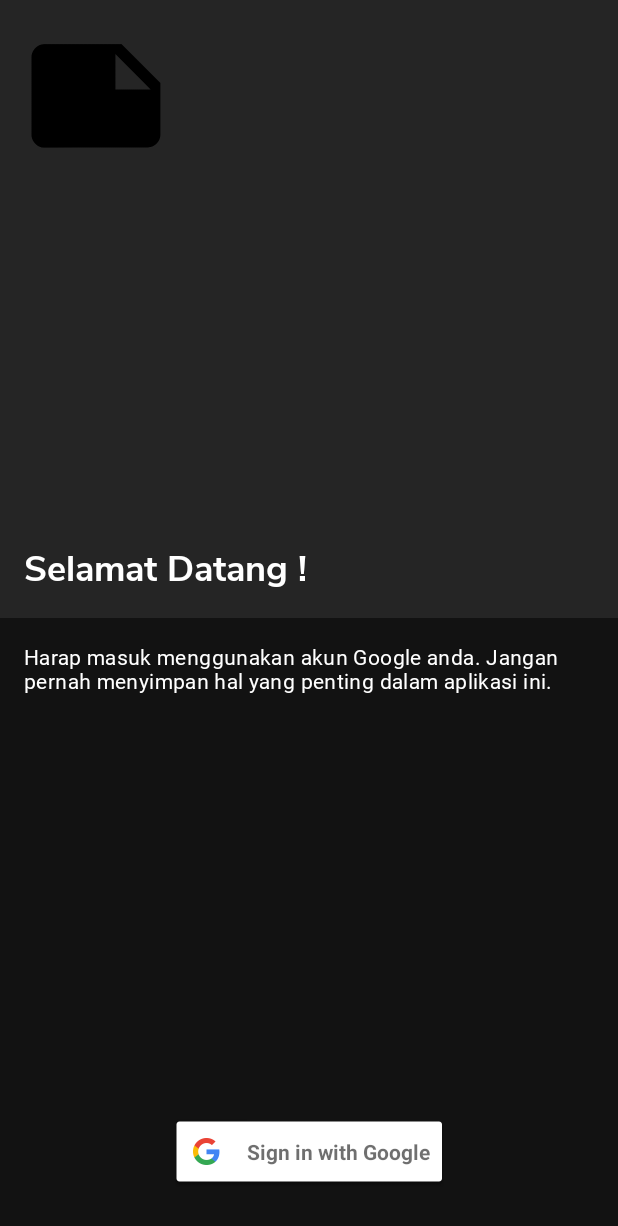
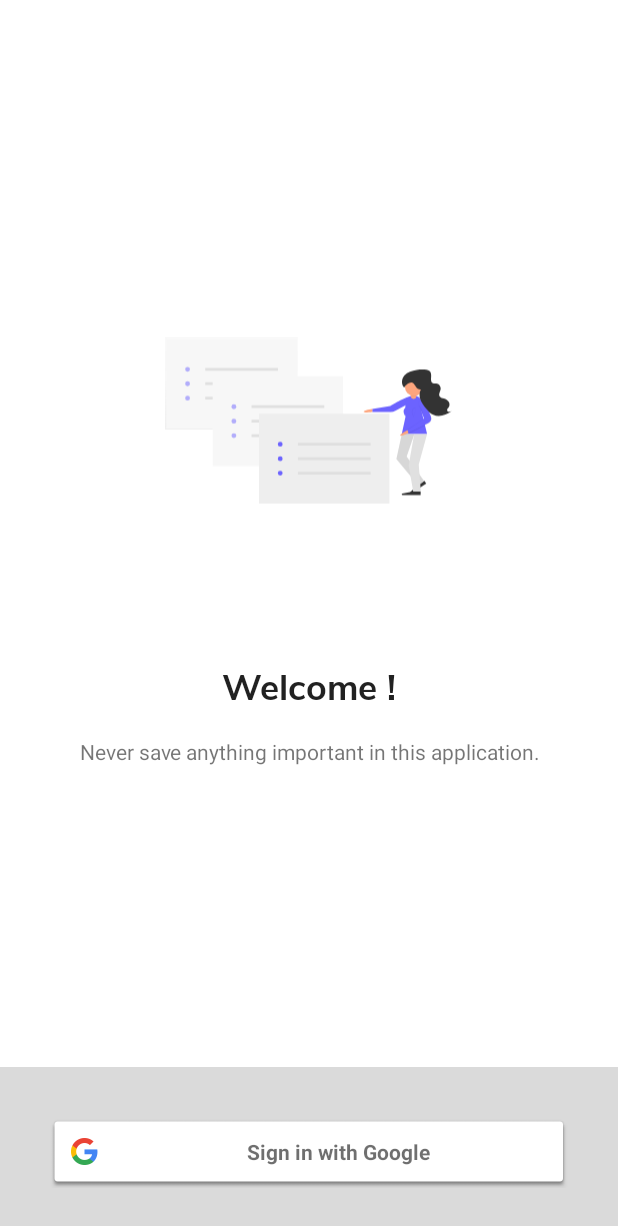
Before and after one commit to stefanusj/NotesMe, an Android app: the screen it shows after launch (MainActivity), on a phone screen of 412 x 824 dp. Shown: the top 1226 px of the screen. Run offline under Robolectric (Android 15) with nearby library versions, the phone set to English and light mode, and no system bars; our stand-ins replace data binding; 5 statements that could not run were skipped.

Commit message:
Remodel login screen

```diff
--- a/app/src/main/java/com/stefanusj/notesme/NotesMe.kt
+++ b/app/src/main/java/com/stefanusj/notesme/NotesMe.kt
@@ -1,17 +1,12 @@
 package com.stefanusj.notesme
 
 import android.app.Application
-import androidx.appcompat.app.AppCompatDelegate
 import com.stefanusj.notesme.di.appModule
-import com.stefanusj.notesme.repository.DarkModeThemeRepository
-import org.koin.android.ext.android.inject
 import org.koin.android.ext.koin.androidContext
 import org.koin.android.ext.koin.androidLogger
 import org.koin.core.context.startKoin
 
 class NotesMe : Application() {
-
-	private val darkModeThemeRepository: DarkModeThemeRepository by inject()
 
 	override fun onCreate() {
 		super.onCreate()
@@ -20,8 +15,5 @@ class NotesMe : Application() {
 			androidContext(this@NotesMe)
 			modules(appModule)
 		}
-
-//		AppCompatDelegate.setDefaultNightMode(AppCompatDelegate.MODE_NIGHT_NO)
-		AppCompatDelegate.setDefaultNightMode(AppCompatDelegate.MODE_NIGHT_YES)
 	}
 }
--- a/app/src/main/java/com/stefanusj/notesme/activity/SplashActivity.kt
+++ b/app/src/main/java/com/stefanusj/notesme/activity/SplashActivity.kt
@@ -3,11 +3,21 @@ package com.stefanusj.notesme.activity
 import android.content.Intent
 import android.os.Bundle
 import androidx.appcompat.app.AppCompatActivity
+import androidx.appcompat.app.AppCompatDelegate
+import androidx.lifecycle.observe
+import com.stefanusj.notesme.repository.AppRepository
+import org.koin.android.ext.android.inject
 
 class SplashActivity: AppCompatActivity() {
 
+	private val repository: AppRepository by inject()
+
 	override fun onCreate(savedInstanceState: Bundle?) {
 		super.onCreate(savedInstanceState)
+
+		repository.darkModeTheme.mode.observe(this) {
+			AppCompatDelegate.setDefaultNightMode(it.mode)
+		}
 
 		Intent(this, MainActivity::class.java).also {
 			startActivity(it)
--- a/app/src/main/java/com/stefanusj/notesme/adapter/BindingAdapters.kt
+++ b/app/src/main/java/com/stefanusj/notesme/adapter/BindingAdapters.kt
@@ -15,7 +15,11 @@ import java.util.*
 
 @BindingAdapter("avatar")
 fun avatar(view: ImageView, url: Uri?) {
-	view.load(url)
+	url.toString()
+		.replace("s96-c", "s512-c", true)
+		.also {
+			view.load(it)
+		}
 }
 
 @BindingAdapter("color")
--- a/app/src/main/java/com/stefanusj/notesme/adapter/NoteAdapter.kt
+++ b/app/src/main/java/com/stefanusj/notesme/adapter/NoteAdapter.kt
@@ -8,7 +8,7 @@ import androidx.recyclerview.widget.ListAdapter
 import androidx.recyclerview.widget.RecyclerView
 import com.stefanusj.notesme.databinding.NoteAddItemBinding
 import com.stefanusj.notesme.databinding.NoteItemBinding
-import com.stefanusj.notesme.model.Note
+import com.stefanusj.notesme.repository.model.Note
 import com.stefanusj.notesme.ui.note.NoteFragmentDirections
 
 class NoteAdapter: ListAdapter<Note, RecyclerView.ViewHolder>(DIFF_CALLBACK) {
--- a/app/src/main/java/com/stefanusj/notesme/helper/Validator.kt
+++ b/app/src/main/java/com/stefanusj/notesme/helper/Validator.kt
@@ -1,7 +1,7 @@
 package com.stefanusj.notesme.helper
 
 import com.stefanusj.notesme.R
-import com.stefanusj.notesme.model.Validation
+import com.stefanusj.notesme.repository.model.Validation
 
 object Validator {
 
--- a/app/src/main/java/com/stefanusj/notesme/repository/AppRepository.kt
+++ b/app/src/main/java/com/stefanusj/notesme/repository/AppRepository.kt
@@ -15,7 +15,7 @@ import com.google.firebase.ktx.Firebase
 import com.google.firebase.storage.FirebaseStorage
 import com.google.firebase.storage.ktx.storage
 import com.stefanusj.notesme.NotesMe
-import com.stefanusj.notesme.model.Note
+import com.stefanusj.notesme.repository.model.Note
 import kotlinx.coroutines.Dispatchers.Default
 import kotlinx.coroutines.Dispatchers.IO
 import kotlinx.coroutines.tasks.await
--- a/app/src/main/java/com/stefanusj/notesme/repository/DarkModeThemeRepository.kt
+++ b/app/src/main/java/com/stefanusj/notesme/repository/DarkModeThemeRepository.kt
@@ -6,7 +6,7 @@ import androidx.core.content.edit
 import androidx.lifecycle.LiveData
 import androidx.lifecycle.MutableLiveData
 import com.stefanusj.notesme.R
-import com.stefanusj.notesme.model.DarkModeTheme
+import com.stefanusj.notesme.repository.model.DarkModeTheme
 import org.koin.core.KoinComponent
 import org.koin.core.inject
 import org.koin.core.parameter.parametersOf
--- a/app/src/main/java/com/stefanusj/notesme/model/DarkModeTheme.kt
+++ b/app/src/main/java/com/stefanusj/notesme/repository/model/DarkModeTheme.kt
@@ -1,4 +1,4 @@
-package com.stefanusj.notesme.model
+package com.stefanusj.notesme.repository.model
 
 import androidx.annotation.DrawableRes
 
--- a/app/src/main/java/com/stefanusj/notesme/model/Note.kt
+++ b/app/src/main/java/com/stefanusj/notesme/repository/model/Note.kt
@@ -1,4 +1,4 @@
-package com.stefanusj.notesme.model
+package com.stefanusj.notesme.repository.model
 
 import com.google.firebase.firestore.Exclude
 
--- a/app/src/main/java/com/stefanusj/notesme/model/Validation.kt
+++ b/app/src/main/java/com/stefanusj/notesme/repository/model/Validation.kt
@@ -1,4 +1,4 @@
-package com.stefanusj.notesme.model
+package com.stefanusj.notesme.repository.model
 
 data class Validation(
 	val isValid: Boolean,
--- a/app/src/main/java/com/stefanusj/notesme/ui/BaseViewModel.kt
+++ b/app/src/main/java/com/stefanusj/notesme/ui/BaseViewModel.kt
@@ -7,8 +7,8 @@ import com.stefanusj.notesme.NotesMe
 import com.stefanusj.notesme.R
 import com.stefanusj.notesme.helper.Event
 import com.stefanusj.notesme.helper.ValidationException
-import com.stefanusj.notesme.model.Validation
 import com.stefanusj.notesme.repository.AppRepository
+import com.stefanusj.notesme.repository.model.Validation
 import kotlinx.coroutines.Job
 import kotlinx.coroutines.launch
 import org.koin.core.KoinComponent
--- a/app/src/main/java/com/stefanusj/notesme/ui/note/NoteViewModel.kt
+++ b/app/src/main/java/com/stefanusj/notesme/ui/note/NoteViewModel.kt
@@ -8,7 +8,7 @@ import androidx.lifecycle.LiveData
 import androidx.lifecycle.MutableLiveData
 import androidx.lifecycle.OnLifecycleEvent
 import androidx.navigation.findNavController
-import com.stefanusj.notesme.model.Note
+import com.stefanusj.notesme.repository.model.Note
 import com.stefanusj.notesme.ui.BaseViewModel
 
 class NoteViewModel(application: Application): BaseViewModel(application) {
--- /dev/null
+++ b/app/src/main/res/drawable/ic_undraw_notes.xml
@@ -0,0 +1,188 @@
+<vector xmlns:android="http://schemas.android.com/apk/res/android"
+    xmlns:aapt="http://schemas.android.com/aapt"
+    android:width="200dp"
+    android:height="115.81571dp"
+    android:viewportWidth="910.74"
+    android:viewportHeight="527.39">
+    <path
+        android:fillAlpha="0.5"
+        android:pathData="M0,0h419.96v290.83h-419.96z"
+        android:strokeAlpha="0.5">
+        <aapt:attr name="android:fillColor">
+            <gradient
+                android:endX="209.98"
+                android:endY="0"
+                android:startX="209.98"
+                android:startY="290.83"
+                android:type="linear">
+                <item
+                    android:color="#3F808080"
+                    android:offset="0" />
+                <item
+                    android:color="#1E808080"
+                    android:offset="0.54" />
+                <item
+                    android:color="#19808080"
+                    android:offset="1" />
+            </gradient>
+        </aapt:attr>
+    </path>
+    <path
+        android:fillColor="#f7f7f7"
+        android:pathData="M4.34,4.34h412.36v283.23h-412.36z" />
+    <path
+        android:fillAlpha="0.5"
+        android:fillColor="#6c63ff"
+        android:pathData="M71.35,100.38m-7.6,0a7.6,7.6 0,1 1,15.2 0a7.6,7.6 0,1 1,-15.2 0"
+        android:strokeAlpha="0.5" />
+    <path
+        android:fillAlpha="0.5"
+        android:fillColor="#6c63ff"
+        android:pathData="M71.35,145.96m-7.6,0a7.6,7.6 0,1 1,15.2 0a7.6,7.6 0,1 1,-15.2 0"
+        android:strokeAlpha="0.5" />
+    <path
+        android:fillAlpha="0.5"
+        android:fillColor="#6c63ff"
+        android:pathData="M71.35,191.53m-7.6,0a7.6,7.6 0,1 1,15.2 0a7.6,7.6 0,1 1,-15.2 0"
+        android:strokeAlpha="0.5" />
+    <path
+        android:fillColor="#e0e0e0"
+        android:pathData="M127.24,96.04h230.06v8.68h-230.06z" />
+    <path
+        android:fillColor="#e0e0e0"
+        android:pathData="M127.24,141.61h230.06v8.68h-230.06z" />
+    <path
+        android:fillColor="#e0e0e0"
+        android:pathData="M127.24,187.19h230.06v8.68h-230.06z" />
+    <path
+        android:fillAlpha="0.5"
+        android:pathData="M146.5,118.28h419.96v290.83h-419.96z"
+        android:strokeAlpha="0.5" />
+    <path
+        android:fillColor="#f7f7f7"
+        android:pathData="M150.84,122.62h412.36v283.23h-412.36z" />
+    <path
+        android:fillAlpha="0.5"
+        android:fillColor="#6c63ff"
+        android:pathData="M217.85,218.66m-7.6,0a7.6,7.6 0,1 1,15.2 0a7.6,7.6 0,1 1,-15.2 0"
+        android:strokeAlpha="0.5" />
+    <path
+        android:fillAlpha="0.5"
+        android:fillColor="#6c63ff"
+        android:pathData="M217.85,264.24m-7.6,0a7.6,7.6 0,1 1,15.2 0a7.6,7.6 0,1 1,-15.2 0"
+        android:strokeAlpha="0.5" />
+    <path
+        android:fillAlpha="0.5"
+        android:fillColor="#6c63ff"
+        android:pathData="M217.85,309.82m-7.6,0a7.6,7.6 0,1 1,15.2 0a7.6,7.6 0,1 1,-15.2 0"
+        android:strokeAlpha="0.5" />
+    <path
+        android:fillColor="#e0e0e0"
+        android:pathData="M273.73,214.32h230.06v8.68h-230.06z" />
+    <path
+        android:fillColor="#e0e0e0"
+        android:pathData="M273.73,259.9h230.06v8.68h-230.06z" />
+    <path
+        android:fillColor="#e0e0e0"
+        android:pathData="M273.73,305.47h230.06v8.68h-230.06z" />
+    <path
+        android:fillAlpha="0.5"
+        android:pathData="M293,236.57h419.96v290.83h-419.96z"
+        android:strokeAlpha="0.5" />
+    <path
+        android:fillColor="#eee"
+        android:pathData="M297.34,240.91h412.36v283.23h-412.36z" />
+    <path
+        android:fillColor="#6c63ff"
+        android:pathData="M364.35,336.94m-7.6,0a7.6,7.6 0,1 1,15.2 0a7.6,7.6 0,1 1,-15.2 0" />
+    <path
+        android:fillColor="#6c63ff"
+        android:pathData="M364.35,382.52m-7.6,0a7.6,7.6 0,1 1,15.2 0a7.6,7.6 0,1 1,-15.2 0" />
+    <path
+        android:fillColor="#6c63ff"
+        android:pathData="M364.35,428.1m-7.6,0a7.6,7.6 0,1 1,15.2 0a7.6,7.6 0,1 1,-15.2 0" />
+    <path
+        android:fillColor="#dfdfdf"
+        android:pathData="M420.23,332.6h230.06v8.68h-230.06z" />
+    <path
+        android:fillColor="#dfdfdf"
+        android:pathData="M420.23,378.18h230.06v8.68h-230.06z" />
+    <path
+        android:fillColor="#dfdfdf"
+        android:pathData="M420.23,423.76h230.06v8.68h-230.06z" />
+    <path
+        android:fillColor="#333"
+        android:pathData="M820.15,452.27l-20.89,13.66 -24.08,23.09a2.37,2.37 0,0 0,-0.34 3h0a2.37,2.37 0,0 0,3.28 0.69l48,-31.36Z" />
+    <path
+        android:fillColor="#6c63ff"
+        android:pathData="M776.98,205.1l-48.29,26.51a31.36,31.36 0,0 1,-15.09 3.87L655.44,235.48L655.44,225.7l57.51,-9.77S778.07,175.8 782.37,188.82 776.98,205.1 776.98,205.1Z" />
+    <path
+        android:fillColor="#6c63ff"
+        android:pathData="M828.85,304.94L748.7,304.94l12,-55.34c0,-30.12 -6,-65.89 24.13,-65.89h0c30.12,0 26.87,20.58 26.87,50.69Z" />
+    <path
+        android:fillColor="#fda57d"
+        android:pathData="M777.61,162.68h17.08a0,0 0,0 1,0 0v23.67a7.87,7.87 0,0 1,-7.87 7.87h-1.34a7.87,7.87 0,0 1,-7.87 -7.87V162.68A0,0 0,0 1,777.61 162.68Z" />
+    <path
+        android:fillColor="#e0e0e0"
+        android:pathData="M748.7,304.82l-17.08,78.84l69.64,84.1l18.39,-14.45l-55.41,-77.53l24.54,-70.96l-40.08,0z" />
+    <path
+        android:fillAlpha="0.04"
+        android:fillColor="#FF000000"
+        android:pathData="M748.7,304.82l-17.08,78.84l69.64,84.1l18.39,-14.45l-55.41,-77.53l24.54,-70.96l-40.08,0z"
+        android:strokeAlpha="0.04" />
+    <path
+        android:fillColor="#e0e0e0"
+        android:pathData="M788.12,304.82l-17.65,98.86l14.39,82.47l24.11,0l-6.57,-85.4l26.45,-95.93l-40.73,0z" />
+    <path
+        android:fillColor="#6c63ff"
+        android:pathData="M770.47,219.21" />
+    <path
+        android:fillAlpha="0.05"
+        android:fillColor="#FF000000"
+        android:pathData="M817.13,257.19l-53.17,38 4.34,7.6 62.16,-31.53a16.69,16.69 0,0 0,8.24 -20.32C831.29,229.44 817.13,257.19 817.13,257.19Z"
+        android:strokeAlpha="0.05" />
+    <path
+        android:fillAlpha="0.05"
+        android:fillColor="#FF000000"
+        android:pathData="M802.83,213.42 L820.37,258.27 766.13,289.7l5.43,14.11 62.16,-31.53a16.69,16.69 0,0 0,8.24 -20.32c-7.41,-21.47 -22.72,-59.41 -35.71,-50.49A10,10 0,0 0,802.83 213.42Z"
+        android:strokeAlpha="0.05" />
+    <path
+        android:fillColor="#6c63ff"
+        android:pathData="M801.75,211.25l17.55,44.86 -53.17,35.81L769.37,301.7l63.24,-31.53a16.69,16.69 0,0 0,8.24 -20.32c-7.41,-21.47 -22.72,-59.41 -35.71,-50.49A10,10 0,0 0,801.75 211.25Z" />
+    <path
+        android:fillColor="#333"
+        android:pathData="M808.45,486.16h-25l-32.79,6.15a2.37,2.37 0,0 0,-1.93 2.33h0a2.37,2.37 0,0 0,2.37 2.37h57.31Z" />
+    <path
+        android:fillAlpha="0.05"
+        android:fillColor="#FF000000"
+        android:pathData="M804.11,213.78s13,17.36 10.85,30.38"
+        android:strokeAlpha="0.05" />
+    <path
+        android:fillAlpha="0.05"
+        android:fillColor="#FF000000"
+        android:pathData="M777.61,184.7a29.29,29.29 0,0 0,17.08 0.92L794.69,164.85L777.61,164.85Z"
+        android:strokeAlpha="0.05" />
+    <path
+        android:fillColor="#fda57d"
+        android:pathData="M787.66,155.08m-29.2,0a29.2,29.2 0,1 1,58.4 0a29.2,29.2 0,1 1,-58.4 0" />
+    <path
+        android:fillColor="#fda57d"
+        android:pathData="M655.44,225.7s-28.21,4.34 -27.13,8.68 27.13,1.09 27.13,1.09Z" />
+    <path
+        android:fillColor="#fda57d"
+        android:pathData="M766.85,292.12s-25.25,13.32 -22.8,17.07 26,-7.84 26,-7.84Z" />
+    <path
+        android:fillColor="#6c63ff"
+        android:pathData="M766.13,219.21s-21.87,4.78 -5.51,30.38" />
+    <path
+        android:fillAlpha="0.05"
+        android:fillColor="#FF000000"
+        android:pathData="M792.17,221.38s-21.87,4.78 -5.51,30.38"
+        android:strokeAlpha="0.05" />
+    <path
+        android:fillColor="#6c63ff"
+        android:pathData="M793.26,221.38s-21.87,4.78 -5.51,30.38" />
+    <path
+        android:fillColor="#333"
+        android:pathData="M809.37,164.45c-5.77,9.35 -5.42,21.49 -1.6,31.79s10.73,19.12 17.73,27.59c6.56,7.94 13.59,15.95 22.91,20.33 18.85,8.86 41.44,0.42 58.35,-11.73 -2.68,1.14 -5.49,2.31 -8.39,2.12s-5.92,-2.2 -6.22,-5.09c-0.35,-3.46 3,-6 5,-8.83 3.62,-5 3.18,-12.28 -0.08,-17.55s-8.92,-8.72 -14.87,-10.5c-4.93,-1.47 -10.73,-2.29 -13.57,-6.58 -4.6,-7 2.52,-15.74 3.13,-24.08 0.59,-7.94 -6,-15.73 -13.92,-16.49 -4.59,-0.44 -10,1 -13.3,-2.24a9,9 0,0 1,-2 -3.31c-2.14,-5.55 -1.14,-11.74 -0.87,-17.68s-0.55,-12.62 -5.12,-16.42c-2.65,-2.2 -6.14,-3.07 -9.54,-3.62 -10.3,-1.68 -20.85,-1.11 -31.17,0.41 -14.39,2.11 -29.37,6.58 -38.9,17.56s-10.77,30 0.73,38.94c-4.07,-3.15 15.77,-21.7 25.09,-16C793.37,149.51 793.59,165.07 809.37,164.45Z" />
+</vector>
--- a/app/src/main/res/layout/login_fragment.xml
+++ b/app/src/main/res/layout/login_fragment.xml
@@ -12,56 +12,48 @@
         android:layout_height="match_parent"
         tools:context=".ui.login.LoginFragment">
 
-        <androidx.constraintlayout.widget.Guideline
-            android:id="@+id/guideline"
+        <ImageView
+            android:id="@+id/iv_illustration"
+            android:layout_width="@dimen/image_height"
+            android:layout_height="@dimen/image_height"
+            android:contentDescription="@string/app_name"
+            android:src="@drawable/ic_undraw_notes"
+            app:layout_constraintBottom_toTopOf="@id/tv_title"
+            app:layout_constraintEnd_toEndOf="parent"
+            app:layout_constraintStart_toStartOf="parent"
+            app:layout_constraintTop_toTopOf="parent"
+            app:layout_constraintVertical_chainStyle="packed" />
+
+        <com.google.android.material.textview.MaterialTextView
+            android:id="@+id/tv_title"
             android:layout_width="wrap_content"
             android:layout_height="wrap_content"
-            android:orientation="horizontal"
-            app:layout_constraintGuide_percent=".5" />
-
-        <View
-            android:layout_width="0dp"
-            android:layout_height="0dp"
-            android:background="?colorPrimary"
-            app:layout_constraintBottom_toTopOf="@id/guideline"
+            android:layout_marginTop="@dimen/margin_5"
+            android:text="@string/login_title"
+            android:textAppearance="?textAppearanceHeadline5"
+            app:layout_constraintBottom_toTopOf="@id/tv_tos"
             app:layout_constraintEnd_toEndOf="parent"
             app:layout_constraintStart_toStartOf="parent"
-            app:layout_constraintTop_toTopOf="parent" />
-
-        <androidx.appcompat.widget.AppCompatImageView
-            android:id="@+id/iv_icon"
-            android:layout_width="@dimen/icon_size_xl"
-            android:layout_height="@dimen/icon_size_xl"
-            android:layout_margin="@dimen/margin_3"
-            android:scaleType="centerInside"
-            android:src="@drawable/splash_icon"
-            app:layout_constraintStart_toStartOf="parent"
-            app:layout_constraintTop_toTopOf="parent" />
+            app:layout_constraintTop_toBottomOf="@id/iv_illustration" />
 
         <com.google.android.material.textview.MaterialTextView
-            android:id="@+id/et_title"
-            android:layout_width="wrap_content"
+            android:id="@+id/tv_tos"
+            android:layout_width="0dp"
             android:layout_height="wrap_content"
-            android:padding="@dimen/padding_3"
-            android:text="@string/login_title"
-            android:textAppearance="?textAppearanceHeadline5"
-            app:layout_constraintBottom_toTopOf="@id/guideline"
-            app:layout_constraintStart_toStartOf="parent" />
-
-        <com.google.android.material.textview.MaterialTextView
-            android:layout_width="wrap_content"
-            android:layout_height="wrap_content"
-            android:padding="@dimen/padding_3"
+            android:layout_margin="@dimen/margin_3"
+            android:gravity="center_horizontal"
             android:text="@string/login_tos"
-            android:textAppearance="?textAppearanceBody2"
+            app:layout_constraintBottom_toTopOf="@id/mb_sign_in_google"
+            app:layout_constraintEnd_toEndOf="parent"
             app:layout_constraintStart_toStartOf="parent"
-            app:layout_constraintTop_toBottomOf="@id/guideline" />
+            app:layout_constraintTop_toBottomOf="@id/tv_title" />
 
         <com.google.android.gms.common.SignInButton
             android:id="@+id/mb_sign_in_google"
-            android:layout_width="wrap_content"
+            android:layout_width="0dp"
+            android:background="?colorPrimary"
+            android:padding="@dimen/padding_4"
             android:layout_height="wrap_content"
-            android:layout_marginBottom="@dimen/margin_4"
             app:buttonSize="wide"
             app:colorScheme="auto"
             app:layout_constraintBottom_toBottomOf="parent"
--- a/app/src/main/res/layout/note_item.xml
+++ b/app/src/main/res/layout/note_item.xml
@@ -11,7 +11,7 @@
 
         <variable
             name="note"
-            type="com.stefanusj.notesme.model.Note" />
+            type="com.stefanusj.notesme.repository.model.Note" />
     </data>
 
     <com.google.android.material.card.MaterialCardView
--- a/app/src/main/res/values/strings.xml
+++ b/app/src/main/res/values/strings.xml
@@ -14,8 +14,8 @@
     <string name="note_delete">Delete</string>
     <string name="note_delete_notification">Successfully delete note</string>
 
-    <string name="login_title">Selamat Datang !</string>
-    <string name="login_tos">Harap masuk menggunakan akun Google anda. Jangan pernah menyimpan hal yang penting dalam aplikasi ini.</string>
+    <string name="login_title">Welcome !</string>
+    <string name="login_tos">Never save anything important in this application.</string>
 
     <string name="hint_note_title">Title</string>
     <string name="hint_note_text">Type something…</string>
```
Also changed, not shown: app/src/main/res/drawable/ic_undraw_mobile_login.xml (added, +177 -0 lines), app/src/main/res/layout/profile_fragment.xml (+6 -2 lines).
